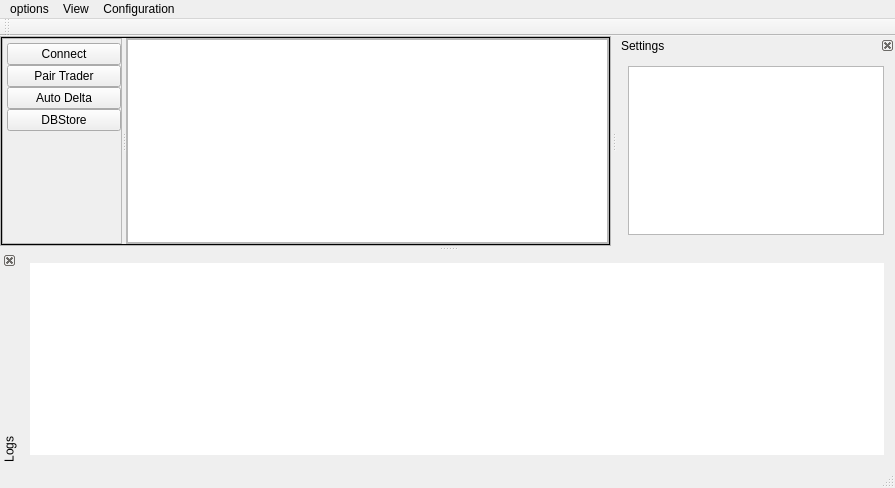
CloseToAlgoTrading/IbTradeQtDev, file IbTradeQt/MainSystem/ibtradesystemview.ui: the form before one commit.
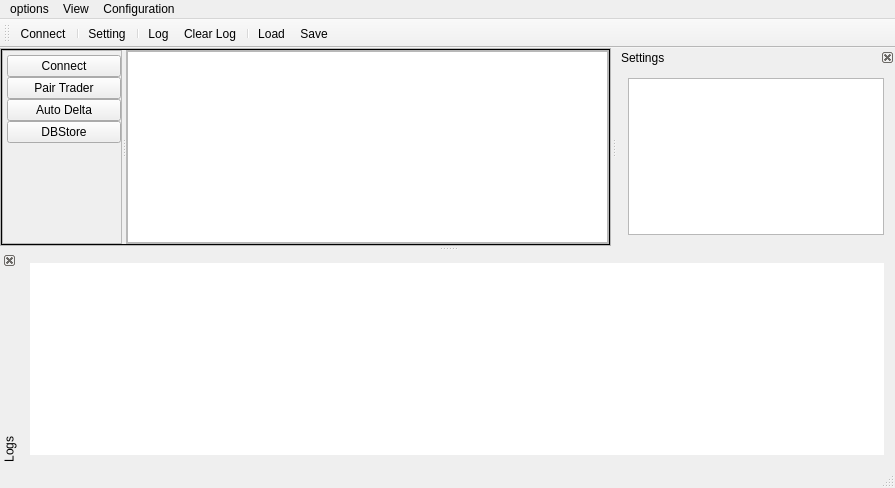
The form after the commit. Icons and pictures are not drawn.

Commit message: Added toolbar icons

```diff
--- a/IbTradeQt/MainSystem/ibtradesystemview.ui
+++ b/IbTradeQt/MainSystem/ibtradesystemview.ui
@@ -235,12 +235,27 @@
    <addaction name="menuConfiguration"/>
   </widget>
   <widget class="QToolBar" name="mainToolBar">
+   <property name="iconSize">
+    <size>
+     <width>16</width>
+     <height>16</height>
+    </size>
+   </property>
    <attribute name="toolBarArea">
     <enum>TopToolBarArea</enum>
    </attribute>
    <attribute name="toolBarBreak">
     <bool>false</bool>
    </attribute>
+   <addaction name="actionConnect"/>
+   <addaction name="separator"/>
+   <addaction name="actionSetting"/>
+   <addaction name="separator"/>
+   <addaction name="actionShow_Log"/>
+   <addaction name="actionClear_Log"/>
+   <addaction name="separator"/>
+   <addaction name="actionLoad"/>
+   <addaction name="actionSave"/>
   </widget>
   <widget class="QStatusBar" name="statusBar"/>
   <widget class="QDockWidget" name="dockWidget_Logging">
@@ -377,6 +392,14 @@
     <string>Save ...</string>
    </property>
   </action>
+  <action name="actionConnect">
+   <property name="icon">
+    <iconset theme="network-idle"/>
+   </property>
+   <property name="text">
+    <string>Connect</string>
+   </property>
+  </action>
  </widget>
  <layoutdefault spacing="6" margin="11"/>
  <resources/>
```
Left out of the diff: 19 changed lines with no effect on the pictures. The commit also changes 1 other file.
